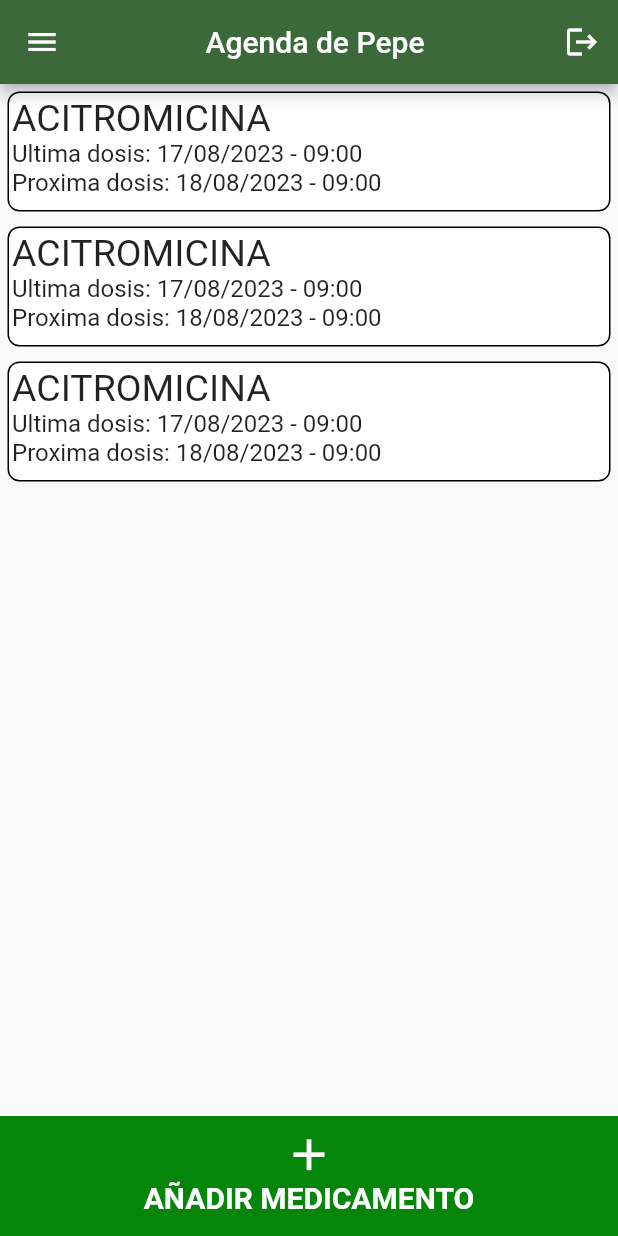
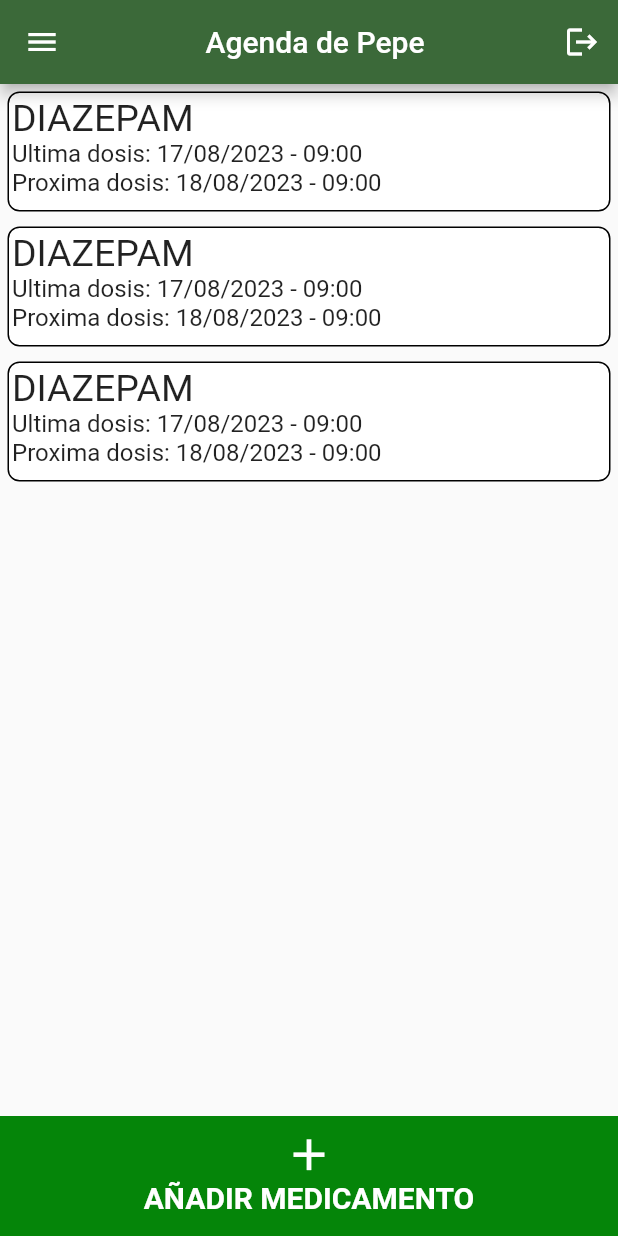
Before and after one commit to devra96/FarmacApp, a Flutter app: the PantallaAgenda screen opened directly, on a phone screen of 412 x 824 dp. Run offline on Flutter 3.47's test engine with Material 2 defaults, Android fonts, the phone set to English and light mode, and no system bars.

Commit message:
23/11/2023 - 14:02

```diff
--- a/lib/main.dart
+++ b/lib/main.dart
@@ -12,6 +12,7 @@ class MyApp extends StatelessWidget {
   @override
   Widget build(BuildContext context) {
     return MaterialApp(
+      debugShowCheckedModeBanner: false, // ELIMINAR LABEL "DEBUG" DE ARRIBA A LA DERECHA
       theme: ThemeData(
         colorScheme: ColorScheme.fromSeed(seedColor: Colors.green),
         // useMaterial3: true,
--- a/lib/paginas/pantalla_agenda.dart
+++ b/lib/paginas/pantalla_agenda.dart
@@ -48,7 +48,9 @@ class _PantallaAgendaState extends State<PantallaAgenda> {
         ],
       ),
       // #################### DRAWER ####################
-      drawer: Drawer(
+      drawer: Container(
+        width: 200,
+        child: Drawer(
           // Add a ListView to the drawer. This ensures the user can scroll
           // through the options in the drawer if there isn't enough vertical
           // space to fit everything.
@@ -58,23 +60,31 @@ class _PantallaAgendaState extends State<PantallaAgenda> {
             children: [
               const DrawerHeader(
                 decoration: BoxDecoration(
-                color: Colors.blue,
+                  color: Colors.green,
                 ),
-              child: Text('Drawer Header'),
+                child: Icon(Icons.photo_camera, color: Colors.white,),
+              ),
+              const Text(
+                "Nombre Apellido1 Apellido2",
+                textAlign: TextAlign.center,
+                style: TextStyle(
+                  fontSize: 20
+                ),
               ),
               ListTile(
-              title: const Text('Home'),
+                title: Row(children: [Icon(Icons.supervised_user_circle), Container(margin: EdgeInsets.only(left: 10), child: Text('Mi perfil'))],),
                 onTap: () {},
               ),
               ListTile(
-              title: const Text('Business'),
+                title: Row(children: [Icon(Icons.add_box), Container(margin: EdgeInsets.only(left: 10), child: Text('Farmacias cercanas'))],),
                 onTap: () {},
               ),
               ListTile(
-              title: const Text('School'),
+                title: Row(children: [Icon(Icons.logout), Container(margin: EdgeInsets.only(left: 10), child: Text('Cerrar sesion'))],),
                 onTap: () {},
               ),
             ],
+          ),
         ),
       ),
       // ####################  BODY  ####################
@@ -89,11 +99,11 @@ class _PantallaAgendaState extends State<PantallaAgenda> {
               color: Colors.white
             ),
             child: InkWell(
-              onTap: (){},
+              onTap: (){print("MEDICAMENTO PULSADO");},
               child: ListView(
                 padding: EdgeInsets.all(2),
                 children: [
-                  Text("ACITROMICINA",style: TextStyle(fontSize: 25),),
+                  Text("DIAZEPAM",style: TextStyle(fontSize: 25),),
                   Text("Ultima dosis: 17/08/2023 - 09:00",style: TextStyle(fontSize: 16),),
                   Text("Proxima dosis: 18/08/2023 - 09:00",style: TextStyle(fontSize: 16),),
                 ],
```
Also changed, not shown: lib/paginas/pantalla_detalle_medicamento.dart (added, +15 -0 lines), lib/paginas/pantalla_inicio_sesion.dart (+34 -20 lines). Lines whose indentation alone changed are shown as unchanged.
